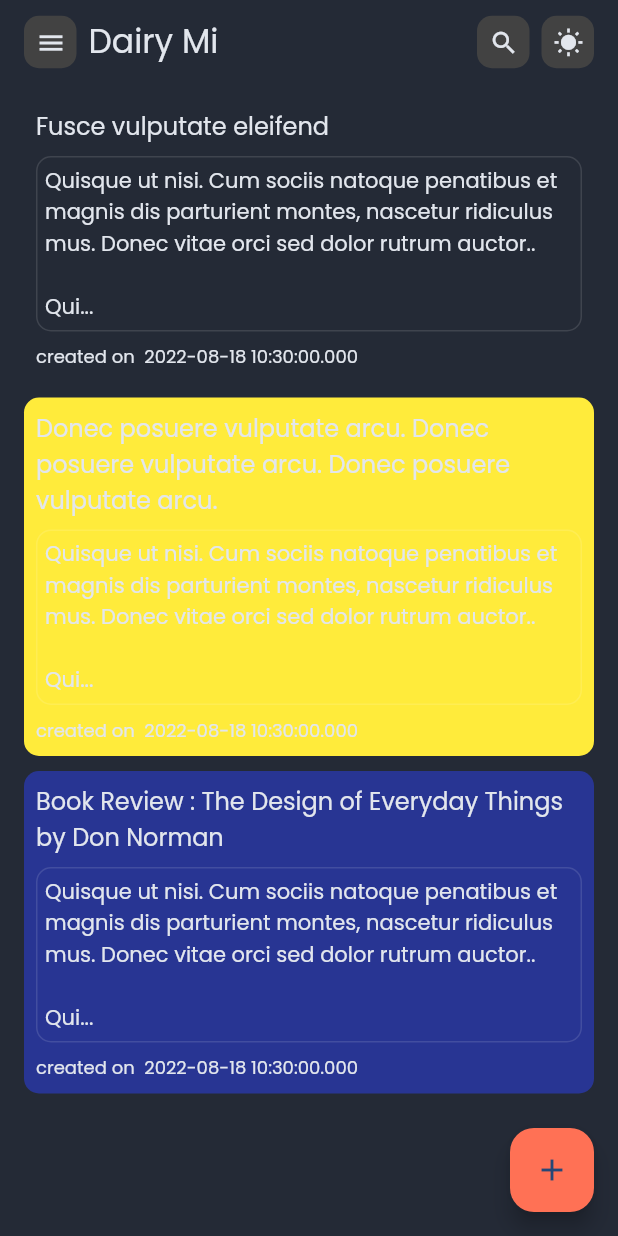
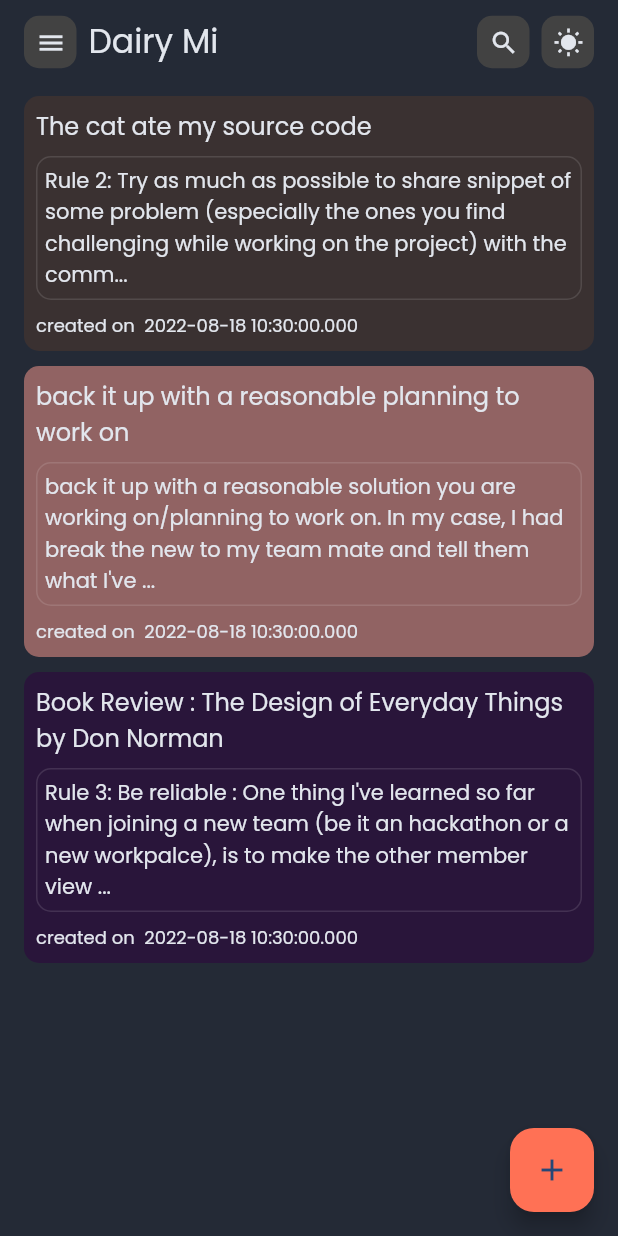
Before and after one commit to davidodejobi/mi-dairy, a Flutter app: the screen it shows after launch, on a phone screen of 412 x 824 dp. Run offline on Flutter 3.47's test engine with Material 2 defaults, Android fonts, the phone set to English and light mode, and no system bars; our stand-ins replace get_it, lottie.

Commit message:
modified app color a bit

```diff
--- a/lib/core/constants/note_colors.dart
+++ b/lib/core/constants/note_colors.dart
@@ -1,25 +1,25 @@
 import 'package:flutter/material.dart';
 
 List<Color> colors = [
-  const Color(0xFF2ab7ca),
-  const Color(0xFFf6abb6),
-  const Color(0xFF011f4b),
-  const Color(0xFF851e3e),
-  const Color(0xFFdec3c3),
-  const Color(0xFF4a4e4d),
-  const Color(0xFFfe8a71),
-  const Color(0xFF2a4d69),
-  const Color(0xFF63ace5),
-  const Color(0xFFfe9c8f),
-  const Color(0xFF009688),
-  const Color(0xFFffffff),
-  const Color(0xFFc99789),
-  const Color(0xFF88d8b0),
-  const Color(0xFFffc425),
-  const Color(0xFFf37735),
-  const Color(0xFF4f372d),
-  const Color(0xFFff3377),
-  const Color(0xFF2e003e),
-  const Color(0xFF3d1e6d),
-  const Color(0xFF3b7dd8),
+  const Color(0xFF2ab7ca).withOpacity(0.5),
+  const Color(0xFFf6abb6).withOpacity(0.5),
+  const Color(0xFF011f4b).withOpacity(0.5),
+  const Color(0xFF851e3e).withOpacity(0.5),
+  const Color(0xFFdec3c3).withOpacity(0.5),
+  const Color(0xFF4a4e4d).withOpacity(0.5),
+  const Color(0xFFfe8a71).withOpacity(0.5),
+  const Color(0xFF2a4d69).withOpacity(0.5),
+  const Color(0xFF63ace5).withOpacity(0.5),
+  const Color(0xFFfe9c8f).withOpacity(0.5),
+  const Color(0xFF009688).withOpacity(0.5),
+  const Color(0xFFffffff).withOpacity(0.5),
+  const Color(0xFFc99789).withOpacity(0.5),
+  const Color(0xFF88d8b0).withOpacity(0.5),
+  const Color(0xFFffc425).withOpacity(0.5),
+  const Color(0xFFf37735).withOpacity(0.5),
+  const Color(0xFF4f372d).withOpacity(0.5),
+  const Color(0xFFff3377).withOpacity(0.5),
+  const Color(0xFF2e003e).withOpacity(0.5),
+  const Color(0xFF3d1e6d).withOpacity(0.5),
+  const Color(0xFF3b7dd8).withOpacity(0.5),
 ];
--- a/lib/modules/home/providers/note_provider.dart
+++ b/lib/modules/home/providers/note_provider.dart
@@ -3,55 +3,37 @@ import 'dart:math';
 import 'package:flutter/foundation.dart';
 import 'package:flutter/material.dart';
 
+import '../../../core/constants/note_colors.dart';
 import '../../../core/models/note.dart';
 
 final random = Random();
 
 class NoteProvider with ChangeNotifier {
-  Color? color = Colors.primaries[random.nextInt(Colors.primaries.length)]
-      [random.nextInt(2) * 2];
-
   final _notes = [
     Note(
-      color: Colors.primaries[random.nextInt(Colors.primaries.length)]
-          [random.nextInt(9) * 100],
+      color: colors[random.nextInt(colors.length + 1)],
       id: '1',
-      title: 'Fusce vulputate eleifend',
+      title: 'The cat ate my source code',
       content:
-          '''Quisque ut nisi. Cum sociis natoque penatibus et magnis dis parturient montes, nascetur ridiculus mus. Donec vitae orci sed dolor rutrum auctor..
-
-Quisque ut nisi. Vivamus elementum semper nisi. Etiam sollicitudin, ipsum eu pulvinar rutrum, tellus ipsum laoreet sapien, quis venenatis ante odio sit amet eros. Nunc nulla.
-
-In dui magna, posuere eget, vestibulum et, tempor auctor, justo. Nunc interdum lacus sit amet orci. Fusce vel dui. Class aptent taciti sociosqu ad litora torquent per conubia nostra, per inceptos hymenaeos.''',
+          "Rule 2: Try as much as possible to share snippet of some problem (especially the ones you find challenging while working on the project) with the community: After the cat ate my source code, I lost every single thing I wrote for the project I was working on for like 2+ weeks and the deadline was fast approaching (which even worsen the case). Here's what helped me, I had some of my main and useful snippet stored, so when this happened, I was able to retrieve some of those snippet and use them as a guide to get back on route. The other way I am just planning to adopt which is more efficiemt is by sharing solutions to blocker you had when you are working on a project. That way, you stored the snippet online and you also get feedback from other on better ways you could solve the problem.",
       createDateTime: DateTime.now(),
       isEditted: false,
     ),
     Note(
-      color: Colors.primaries[random.nextInt(Colors.primaries.length)]
-          [random.nextInt(9) * 100],
+      color: colors[random.nextInt(colors.length + 1)],
       id: '2',
-      title:
-          'Donec posuere vulputate arcu. Donec posuere vulputate arcu. Donec posuere vulputate arcu.',
+      title: 'back it up with a reasonable planning to work on',
       content:
-          '''Quisque ut nisi. Cum sociis natoque penatibus et magnis dis parturient montes, nascetur ridiculus mus. Donec vitae orci sed dolor rutrum auctor..
-
-Quisque ut nisi. Vivamus elementum semper nisi. Etiam sollicitudin, ipsum eu pulvinar rutrum, tellus ipsum laoreet sapien, quis venenatis ante odio sit amet eros. Nunc nulla.
-
-In dui magna, posuere eget, vestibulum et, tempor auctor, justo. Nunc interdum lacus sit amet orci. Fusce vel dui. Class aptent taciti sociosqu ad litora torquent per conubia nostra, per inceptos hymenaeos.''',
+          r"back it up with a reasonable solution you are working on/planning to work on. In my case, I had break the new to my team mate and tell them what I've done so far and how I plan to rewite the code that was eaten by the cat after retrieving my laptop from the engineer.",
       createDateTime: DateTime.now(),
       isEditted: false,
     ),
     Note(
-      color: Colors.primaries[random.nextInt(Colors.primaries.length)]
-          [random.nextInt(9) * 100],
+      color: colors[random.nextInt(colors.length + 1)],
       id: '3',
       title: 'Book Review : The Design of Everyday Things by Don Norman',
       content:
-          '''Quisque ut nisi. Cum sociis natoque penatibus et magnis dis parturient montes, nascetur ridiculus mus. Donec vitae orci sed dolor rutrum auctor..
-
-Quisque ut nisi. Vivamus elementum semper nisi. Etiam sollicitudin, ipsum eu pulvinar rutrum, tellus ipsum laoreet sapien, quis venenatis ante odio sit amet eros. Nunc nulla.
-
-In dui magna, posuere eget, vestibulum et, tempor auctor, justo. Nunc interdum lacus sit amet orci. Fusce vel dui. Class aptent taciti sociosqu ad litora torquent per conubia nostra, per inceptos hymenaeos.''',
+          "Rule 3: Be reliable : One thing I've learned so far when joining a new team (be it an hackathon or a new workpalce), is to make the other member view me as a relaible team member. This doesn't neccessaryly means you don't have any bugs in your code or you always clear your Jira tickets because you could do those, and not still be reliable. It simple means people can trust you and know that when you say something (maybe to fix a bug, or not getting a task done cause of a major blocker) you will follow your words with actions, that's what being reliable means.",
       createDateTime: DateTime.now(),
       isEditted: false,
     ),
```
